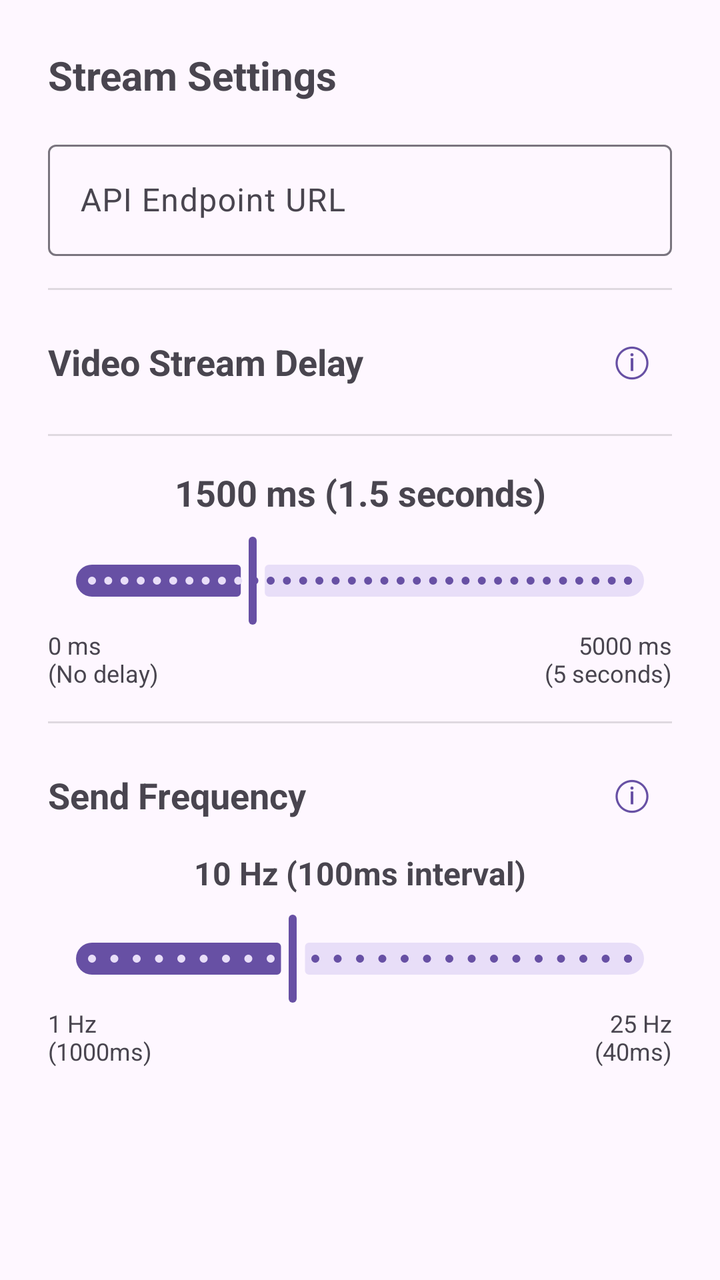
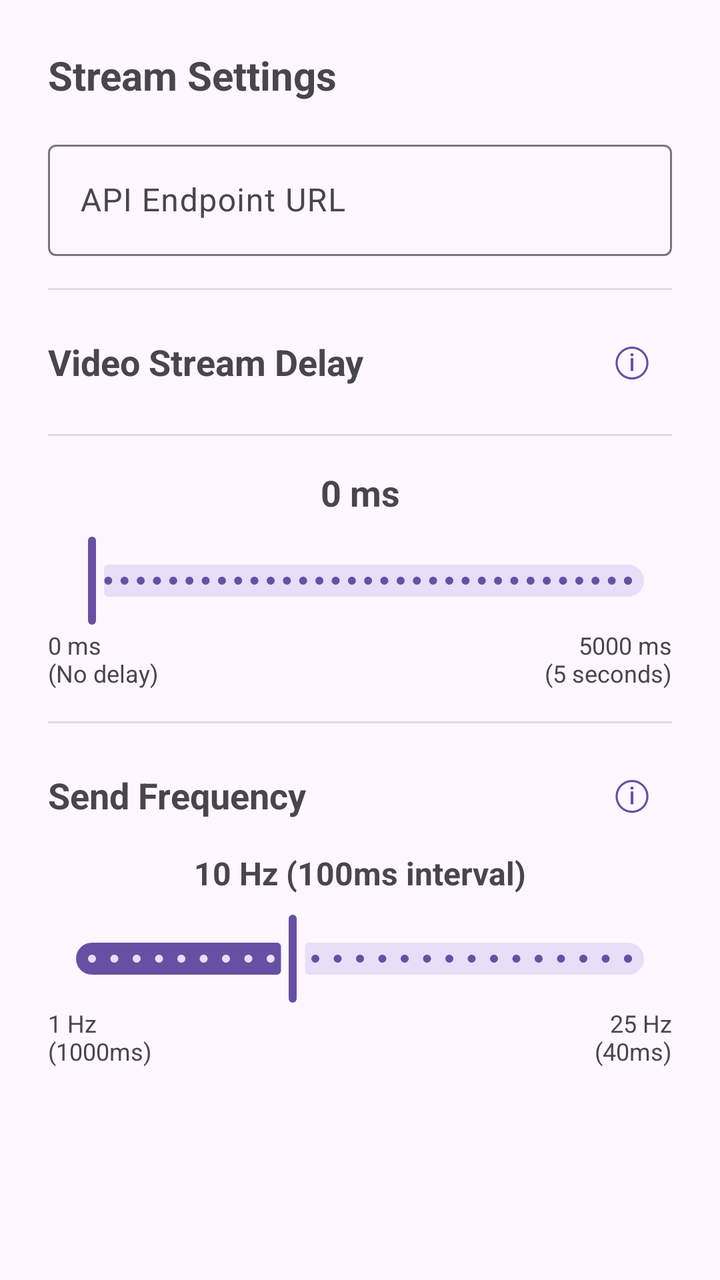

An Android layout rendered at two revisions. The XML below is the earlier revision; the diff shows what the commit changed to produce the second picture.
<!-- AndroidManifest.xml: application theme Theme.Material3.DayNight -->
<!-- res/layout/dialog_stream_delay.xml -->
<?xml version="1.0" encoding="utf-8"?>

<LinearLayout xmlns:android="http://schemas.android.com/apk/res/android"
    android:layout_width="match_parent"
    android:layout_height="wrap_content"
    android:orientation="vertical"
    android:padding="24dp">

    <com.google.android.material.textview.MaterialTextView
        android:layout_width="match_parent"
        android:layout_height="wrap_content"
        android:text="Stream Settings"
        android:textSize="20sp"
        android:textStyle="bold"
        android:paddingBottom="16dp" />

    <com.google.android.material.textfield.TextInputLayout
        android:id="@+id/apiUrlLayout"
        android:layout_width="match_parent"
        android:layout_height="wrap_content"
        android:hint="API Endpoint URL"
        android:paddingBottom="16dp">

        <com.google.android.material.textfield.TextInputEditText
            android:id="@+id/apiUrlInput"
            android:layout_width="match_parent"
            android:layout_height="wrap_content"
            android:inputType="textUri"
            android:imeOptions="actionDone" />
    </com.google.android.material.textfield.TextInputLayout>

    <View
        android:layout_width="match_parent"
        android:layout_height="1dp"
        android:layout_marginBottom="16dp"
        android:background="?android:attr/listDivider" />

    <LinearLayout
        android:layout_width="match_parent"
        android:layout_height="wrap_content"
        android:orientation="horizontal"
        android:gravity="center_vertical"
        android:paddingBottom="16dp">

        <com.google.android.material.textview.MaterialTextView
            android:layout_width="0dp"
            android:layout_height="wrap_content"
            android:layout_weight="1"
            android:text="Video Stream Delay"
            android:textSize="18sp"
            android:textStyle="bold" />

        <com.google.android.material.button.MaterialButton
            android:id="@+id/delayInfoButton"
            android:layout_width="40dp"
            android:layout_height="40dp"
            android:text="ⓘ"
            android:textSize="20sp"
            android:insetTop="0dp"
            android:insetBottom="0dp"
            android:padding="0dp"
            style="@style/Widget.Material3.Button.IconButton" />
    </LinearLayout>

    <View
        android:layout_width="match_parent"
        android:layout_height="1dp"
        android:layout_marginBottom="16dp"
        android:background="?android:attr/listDivider" />

    <com.google.android.material.textview.MaterialTextView
        android:id="@+id/videoDelayLabel"
        android:layout_width="match_parent"
        android:layout_height="wrap_content"
        android:text="1500 ms (1.5 seconds)"
        android:textSize="18sp"
        android:textStyle="bold"
        android:paddingBottom="8dp"
        android:gravity="center" />

    <com.google.android.material.slider.Slider
        android:id="@+id/videoDelaySlider"
        android:layout_width="match_parent"
        android:layout_height="wrap_content"
        android:valueFrom="0"
        android:valueTo="5000"
        android:value="1500"
        android:stepSize="100" />

    <LinearLayout
        android:layout_width="match_parent"
        android:layout_height="wrap_content"
        android:orientation="horizontal">

        <com.google.android.material.textview.MaterialTextView
            android:layout_width="0dp"
            android:layout_height="wrap_content"
            android:layout_weight="1"
            android:text="0 ms\n(No delay)"
            android:textSize="12sp"
            android:gravity="start" />

        <com.google.android.material.textview.MaterialTextView
            android:layout_width="0dp"
            android:layout_height="wrap_content"
            android:layout_weight="1"
            android:text="5000 ms\n(5 seconds)"
            android:textSize="12sp"
            android:gravity="end" />
    </LinearLayout>

    <View
        android:layout_width="match_parent"
        android:layout_height="1dp"
        android:layout_marginTop="16dp"
        android:layout_marginBottom="16dp"
        android:background="?android:attr/listDivider" />

    <LinearLayout
        android:layout_width="match_parent"
        android:layout_height="wrap_content"
        android:orientation="horizontal"
        android:gravity="center_vertical"
        android:paddingBottom="8dp">

        <com.google.android.material.textview.MaterialTextView
            android:layout_width="0dp"
            android:layout_height="wrap_content"
            android:layout_weight="1"
            android:text="Send Frequency"
            android:textSize="18sp"
            android:textStyle="bold" />

        <com.google.android.material.button.MaterialButton
            android:id="@+id/frequencyInfoButton"
            android:layout_width="40dp"
            android:layout_height="40dp"
            android:text="ⓘ"
            android:textSize="20sp"
            android:insetTop="0dp"
            android:insetBottom="0dp"
            android:padding="0dp"
            style="@style/Widget.Material3.Button.IconButton" />
    </LinearLayout>

    <com.google.android.material.textview.MaterialTextView
        android:id="@+id/frequencyLabel"
        android:layout_width="match_parent"
        android:layout_height="wrap_content"
        android:text="10 Hz (100ms interval)"
        android:textSize="16sp"
        android:textStyle="bold"
        android:paddingBottom="8dp"
        android:gravity="center" />

    <com.google.android.material.slider.Slider
        android:id="@+id/frequencySlider"
        android:layout_width="match_parent"
        android:layout_height="wrap_content"
        android:valueFrom="1"
        android:valueTo="25"
        android:value="10"
        android:stepSize="1" />

    <LinearLayout
        android:layout_width="match_parent"
        android:layout_height="wrap_content"
        android:orientation="horizontal">

        <com.google.android.material.textview.MaterialTextView
            android:layout_width="0dp"
            android:layout_height="wrap_content"
            android:layout_weight="1"
            android:text="1 Hz\n(1000ms)"
            android:textSize="12sp"
            android:gravity="start" />

        <com.google.android.material.textview.MaterialTextView
            android:layout_width="0dp"
            android:layout_height="wrap_content"
            android:layout_weight="1"
            android:text="25 Hz\n(40ms)"
            android:textSize="12sp"
            android:gravity="end" />
    </LinearLayout>

</LinearLayout>
<!-- resources referenced by this layout -->
<resources>

</resources>

<!-- the commit's change to res/layout/dialog_stream_delay.xml (unified diff, before → after) -->
@@ -72,7 +72,7 @@
         android:id="@+id/videoDelayLabel"
         android:layout_width="match_parent"
         android:layout_height="wrap_content"
-        android:text="1500 ms (1.5 seconds)"
+        android:text="0 ms"
         android:textSize="18sp"
         android:textStyle="bold"
         android:paddingBottom="8dp"
@@ -84,7 +84,7 @@
         android:layout_height="wrap_content"
         android:valueFrom="0"
         android:valueTo="5000"
-        android:value="1500"
+        android:value="0"
         android:stepSize="100" />
 
     <LinearLayout
